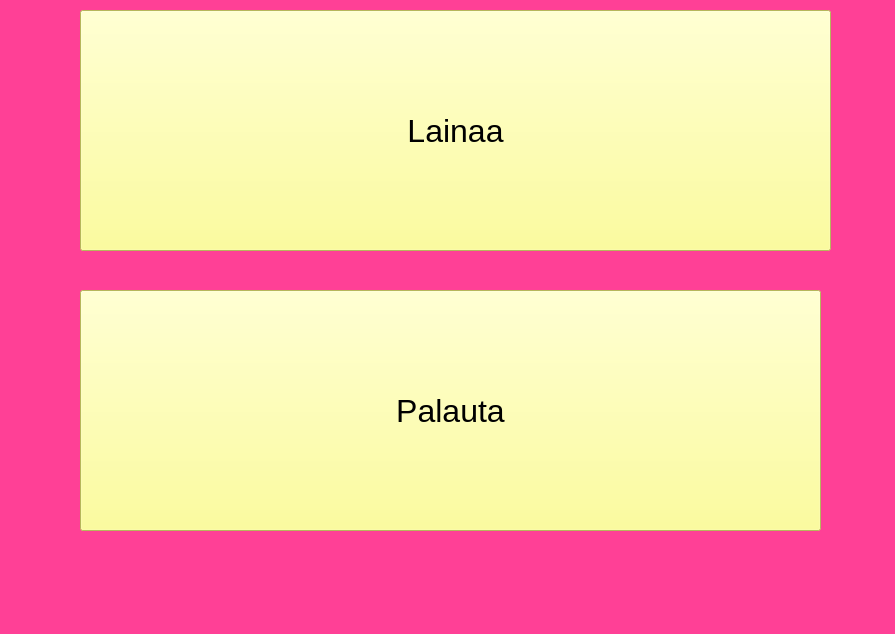
Above: newfirstpage.ui from 50904/Autolainaus before the change. Below: the same form after it.
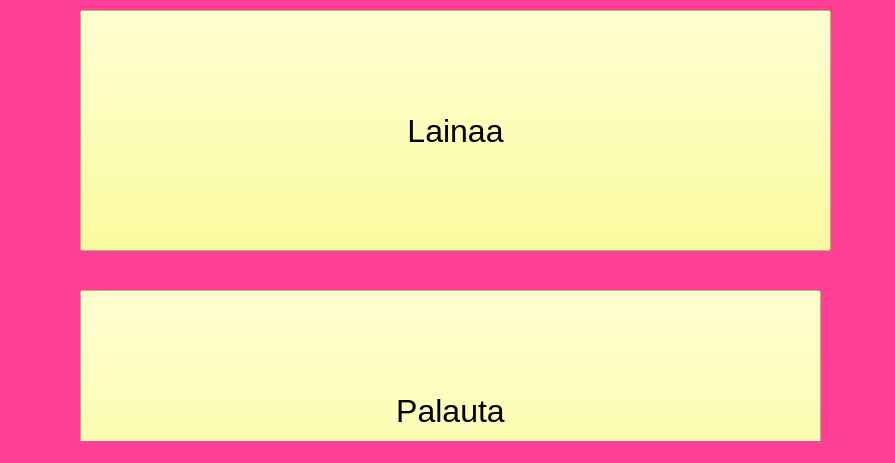
That is the form after the change.

```diff
--- a/newfirstpage.ui
+++ b/newfirstpage.ui
@@ -7,7 +7,7 @@
     <x>0</x>
     <y>0</y>
     <width>895</width>
-    <height>634</height>
+    <height>463</height>
    </rect>
   </property>
   <property name="windowTitle">
```
Left out of the diff: 2 changed lines with no effect on the pictures.
